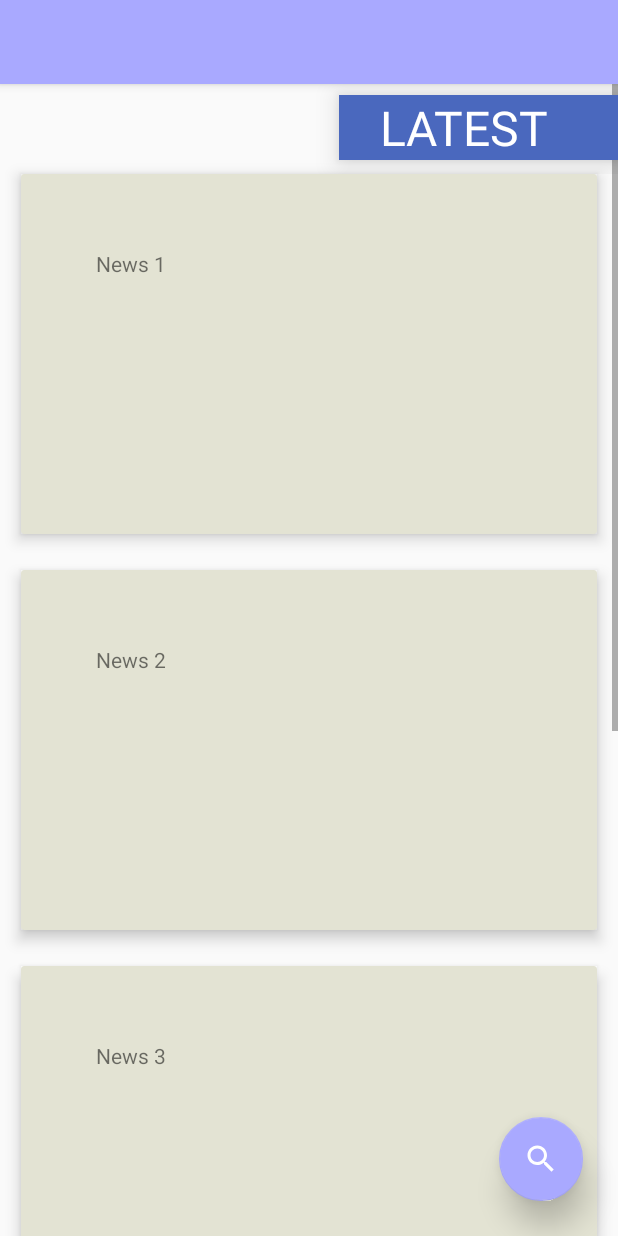
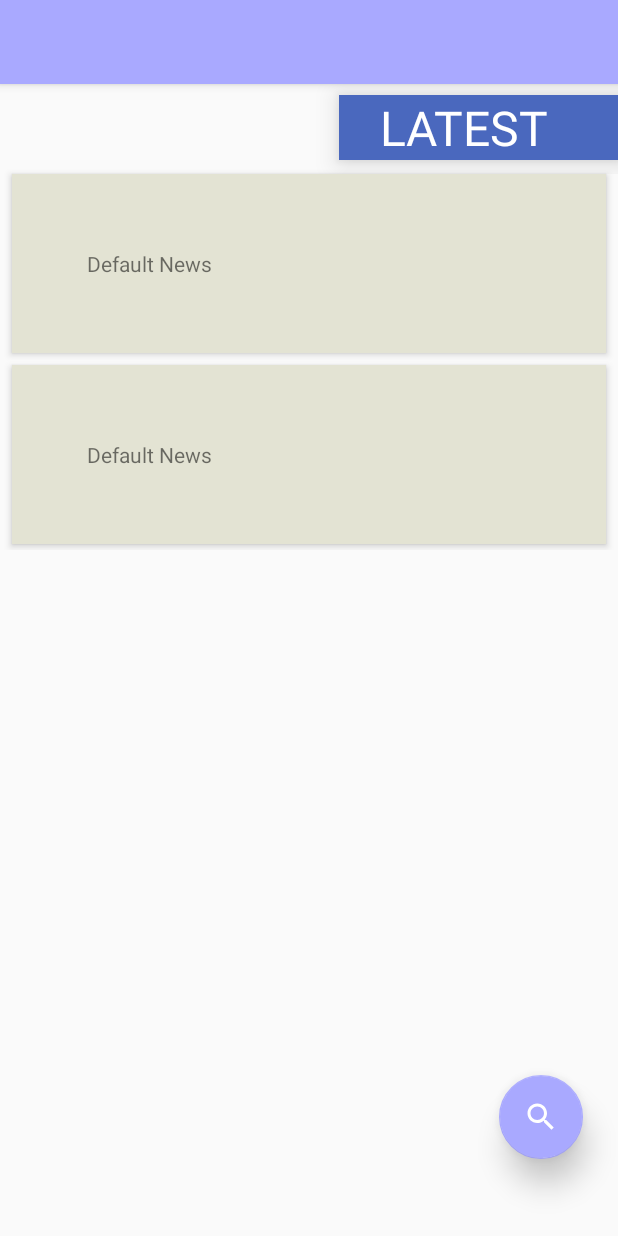
Before and after one commit to ShimonTroiaeAbOrisWang/Naftikos, an Android app: the layout app_bar_main.xml on its own in the app's theme, with its tools: preview values and no code run, on a phone screen of 412 x 824 dp. Run offline under Robolectric (Android 15) with nearby library versions, the phone set to English and light mode, and no system bars; Roboto replaces fonts that are not available here.

Commit message:
redesigned home page
Signed-off-by: ShimonTroiaeAbOrisWang <wanghongjian_123@live.com>

```diff
--- a/app/src/main/java/com/java/wanghongjian_and_liuxiao/MainActivity.java
+++ b/app/src/main/java/com/java/wanghongjian_and_liuxiao/MainActivity.java
@@ -4,7 +4,9 @@ import android.app.ProgressDialog;
 import android.content.DialogInterface;
 import android.content.Intent;
 import android.content.Context;
+import android.graphics.Color;
 import android.graphics.Typeface;
+import android.graphics.drawable.GradientDrawable;
 import android.nfc.tech.TagTechnology;
 import android.os.AsyncTask;
 import android.os.Bundle;
@@ -38,6 +40,7 @@ import android.widget.ScrollView;
 import android.widget.TextView;
 
 import java.io.File;
+import java.util.Random;
 import java.util.Vector;
 
 public class MainActivity extends AppCompatActivity
@@ -64,6 +67,11 @@ public class MainActivity extends AppCompatActivity
     private static final int HOME_HEALTH = 12;
 
     private static final String[] homepageModeTitles = {"Latest", "Random", "Personal Feeds", "Finance", "Education", "Entertainment", "Sports", "Technology", "Autos", "Military", "Culture", "Society", "Health"};
+    private static final int cardBackgroundColors [] = {Color.rgb(0xF0-2, 0xF0, 0xF0), Color.rgb(0xF3-2, 0xF0, 0xF0), Color.rgb(0xF0-2, 0xF3, 0xF0), Color.rgb(0xF0-2, 0xF0, 0xF3),
+            Color.rgb(0xEE-2, 0xF0, 0xF0), Color.rgb(0xF0-2, 0xEE, 0xF0), Color.rgb(0xF0-2, 0xF0, 0xEE),
+            Color.rgb(0xF2-2, 0xF2, 0xF0), Color.rgb(0xF2-2, 0xF0, 0xF2), Color.rgb(0xF0-2, 0xF2, 0xF2)};
+
+    private static final int numberOfCardBackground = 10;
 
     public static Context context;
     TextView title;
@@ -374,14 +382,36 @@ public class MainActivity extends AppCompatActivity
         /* it is fucking stupid that Android view does not support cloning! */
         newCard.setLayoutParams(modelCard.getLayoutParams());
         newCard.setCardElevation(modelCard.getCardElevation());
-        newCard.setCardBackgroundColor(modelCard.getCardBackgroundColor());
-        newCard.setBackground(modelCard.getBackground());
+        //newCard.setCardBackgroundColor(modelCard.getCardBackgroundColor());
+        //newCard.setBackground(modelCard.getBackground());
+        Random random = new Random();
+        newCard.setBackgroundColor(cardBackgroundColors[random.nextInt(numberOfCardBackground)]);
         newCard.setForegroundGravity(modelCard.getForegroundGravity());
+
+        LinearLayout inCardLayout = new LinearLayout(this);
+        inCardLayout.setOrientation(LinearLayout.VERTICAL);
+        inCardLayout.setLayoutParams(new LinearLayout.LayoutParams(LinearLayout.LayoutParams.MATCH_PARENT, LinearLayout.LayoutParams.WRAP_CONTENT));
 
         TextView textInCard = new TextView(this);
         // TODO: 19.8.15 put content, image, etc. to the card
         textInCard.setText(newsItem.getTitle());
-        newCard.addView(textInCard);
+        FrameLayout.LayoutParams params = new FrameLayout.LayoutParams(ViewGroup.LayoutParams.MATCH_PARENT, ViewGroup.LayoutParams.WRAP_CONTENT);
+        params.setMargins(40, 40, 40, 20);
+        textInCard.setLayoutParams(params);
+        textInCard.setTextColor(Color.rgb(0x27, 0x27, 0x27));
+        textInCard.setTextSize(17);
+
+        inCardLayout.addView(textInCard);
+
+        TextView timeText = new TextView(this);
+        params.setMargins(40, 20, 40, 40);
+        timeText.setLayoutParams(params);
+        timeText.setText("4 hr ago"); // TODO: 19.8.30 specify time
+        timeText.setTextSize(12);
+        timeText.setTextColor(Color.rgb(0x90, 0x90, 0x90));
+        inCardLayout.addView(timeText);
+
+        newCard.addView(inCardLayout);
 
         newCard.setClickable(true);
         newCard.setOnClickListener(new View.OnClickListener() {
@@ -451,4 +481,5 @@ public class MainActivity extends AppCompatActivity
     public static Context getContext() {
         return context;
     }
+
 }
--- a/app/src/main/java/com/java/wanghongjian_and_liuxiao/NewsAPI.java
+++ b/app/src/main/java/com/java/wanghongjian_and_liuxiao/NewsAPI.java
@@ -44,7 +44,7 @@ public class NewsAPI{
         endDate = cal.getTime();
         cal.add(Calendar.DATE, -10);
         startDate = cal.getTime();
-        size = 15;
+        size = 50;
         db = new SQLiteDao();
     }
 
--- a/app/src/main/res/layout/app_bar_main.xml
+++ b/app/src/main/res/layout/app_bar_main.xml
@@ -27,7 +27,8 @@
         android:layout_width="wrap_content"
         android:layout_height="wrap_content"
         android:layout_gravity="bottom|end"
-        android:layout_margin="23dp"
+        android:layout_marginEnd="23dp"
+        android:layout_marginBottom="51dp"
         android:onClick="showSearchPage"
         app:backgroundTint="@color/colorPrimary"
         app:elevation="12dp"
--- a/app/src/main/res/layout/content_main.xml
+++ b/app/src/main/res/layout/content_main.xml
@@ -29,98 +29,46 @@
                 android:id="@+id/home_news_container">
 
 
-
                 <com.google.android.material.card.MaterialCardView
                     android:id="@+id/news_card_01"
                     android:layout_width="match_parent"
-                android:layout_height="240dp"
+                    android:layout_height="wrap_content"
                     android:layout_marginTop="60dp"
-                android:layout_marginHorizontal="14dp"
-                android:layout_marginBottom="12dp"
+                    android:layout_marginHorizontal="8dp"
+                    android:layout_marginBottom="4dp"
                     app:cardBackgroundColor="#E3E3D3"
-                app:cardCornerRadius="2dp"
-                app:cardElevation="6dp">
+                    app:cardCornerRadius="0dp"
+                    app:cardElevation="3dp">
 
                     <TextView
                         android:id="@+id/textView2"
                         android:layout_width="wrap_content"
                         android:layout_height="wrap_content"
                         android:layout_margin="50dp"
-                    android:text="News 1"
+                        android:text="Default News"
                         android:clickable="true"/>
                 </com.google.android.material.card.MaterialCardView>
 
                 <com.google.android.material.card.MaterialCardView
                     android:id="@+id/news_card_02"
                     android:layout_width="match_parent"
-                android:layout_height="240dp"
-                android:layout_marginHorizontal="14dp"
-                android:layout_marginVertical="12dp"
+                    android:layout_height="wrap_content"
+                    android:layout_marginHorizontal="8dp"
+                    android:layout_marginVertical="4dp"
                     app:cardBackgroundColor="#E3E3D3"
-                app:cardCornerRadius="2dp"
-                app:cardElevation="6dp">
+                    app:cardCornerRadius="0dp"
+                    app:cardElevation="3dp">
 
                     <TextView
                         android:id="@+id/textView3"
                         android:layout_width="wrap_content"
                         android:layout_height="wrap_content"
                         android:layout_margin="50dp"
-                    android:text="News 2" />
+                        android:text="Default News" />
                 </com.google.android.material.card.MaterialCardView>
 
-            <com.google.android.material.card.MaterialCardView
-                android:id="@+id/news_card_03"
-                android:layout_width="match_parent"
-                android:layout_height="240dp"
-                android:layout_marginHorizontal="14dp"
-                android:layout_marginVertical="12dp"
-                app:cardBackgroundColor="#E3E3D3"
-                app:cardCornerRadius="2dp"
-                app:cardElevation="6dp">
 
-                <TextView
-                    android:id="@+id/textView4"
-                    android:layout_width="wrap_content"
-                    android:layout_height="wrap_content"
-                    android:layout_margin="50dp"
-                    android:text="News 3" />
-            </com.google.android.material.card.MaterialCardView>
 
-            <com.google.android.material.card.MaterialCardView
-                android:id="@+id/news_card_04"
-                android:layout_width="match_parent"
-                android:layout_height="240dp"
-                android:layout_marginHorizontal="14dp"
-                android:layout_marginVertical="12dp"
-                app:cardBackgroundColor="#E3E3D3"
-                app:cardCornerRadius="2dp"
-                app:cardElevation="6dp">
-
-                <TextView
-                    android:id="@+id/textView5"
-                    android:layout_width="wrap_content"
-                    android:layout_height="wrap_content"
-                    android:layout_margin="50dp"
-                    android:text="News 4" />
-            </com.google.android.material.card.MaterialCardView>
-
-            <com.google.android.material.card.MaterialCardView
-                android:id="@+id/news_card_05"
-                android:layout_width="match_parent"
-                android:layout_height="240dp"
-                android:layout_marginHorizontal="14dp"
-                android:layout_marginVertical="12dp"
-                app:cardBackgroundColor="#E3E3D3"
-                app:cardCornerRadius="2dp"
-                app:cardElevation="6dp">
-
-                <TextView
-                    android:id="@+id/textView6"
-                    android:layout_width="wrap_content"
-                    android:layout_height="wrap_content"
-                    android:layout_margin="50dp"
-                    android:text="News 5" />
-            </com.google.android.material.card.MaterialCardView>
             </LinearLayout>
         </ScrollView>
 
--- a/app/src/main/res/values/colors.xml
+++ b/app/src/main/res/values/colors.xml
@@ -7,4 +7,5 @@
     <color name="colorBanner">#4A68BE</color>
     <color name="hintSearchBar">#A8A8A8</color>
     <color name="black_overlay">#66000000</color>
+
 </resources>
```
Lines whose indentation alone changed are shown as unchanged.
